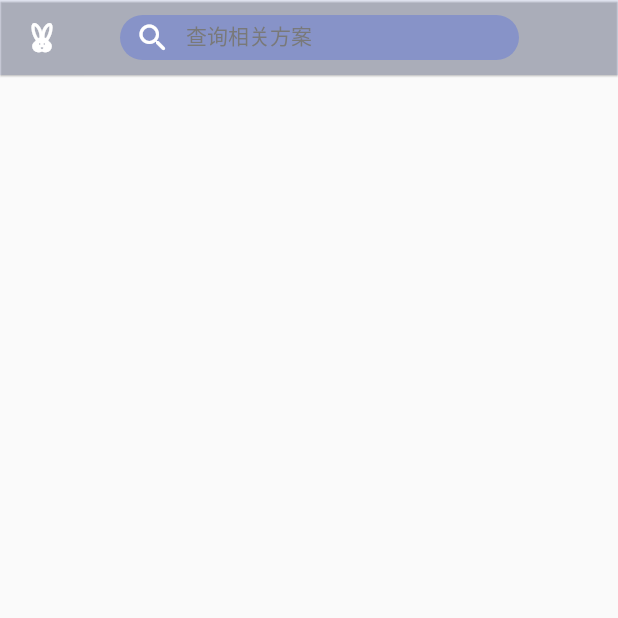
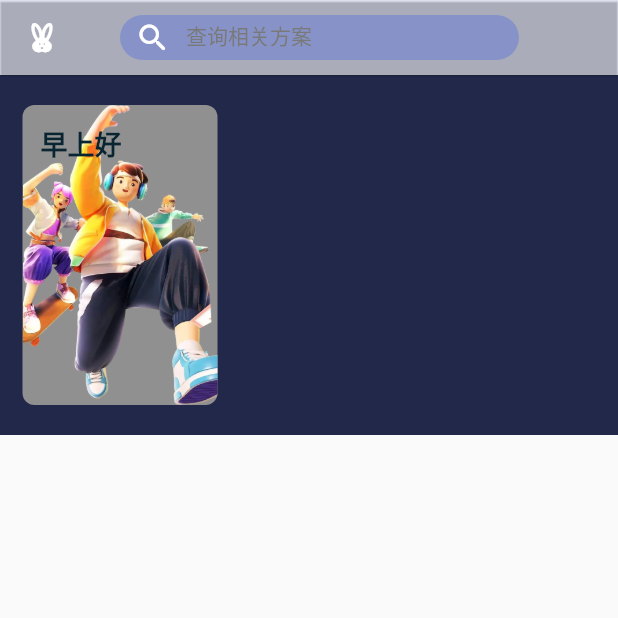
Before and after one commit to TNT-xioamo/flutte_music, a Flutter app: the screen it shows after launch, on a phone screen of 412 x 824 dp, the top half of it. Run offline on Flutter 3.47's test engine with Material 2 defaults, Android fonts, the phone set to English and light mode, and no system bars; our stand-ins replace dio.

Commit message:
home_banner

```diff
--- a/lib/common-widget/app-widget/app_search_bar.dart
+++ b/lib/common-widget/app-widget/app_search_bar.dart
@@ -33,6 +33,10 @@ class _userPageContent extends State<StarkSearchBar> {
     });
   }
 
+  void handleOnSubmitted(value) {
+    print(value);
+  }
+
   @override
   Widget build(BuildContext context) {
     return SizedBox(
@@ -66,8 +70,7 @@ class _userPageContent extends State<StarkSearchBar> {
                           decoration: InputDecoration(
                               hintText: widget.hintLabel,
                               hintStyle: TextStyle(
-                                  color: Color.fromARGB(
-                                      255, 121, 121, 121)),
+                                  color: Color.fromARGB(255, 121, 121, 121)),
                               border: InputBorder.none,
                               contentPadding:
                                   EdgeInsets.only(bottom: 13, left: 10),
@@ -76,6 +79,7 @@ class _userPageContent extends State<StarkSearchBar> {
                           maxLines: 1,
                           cursorColor: Color.fromARGB(255, 255, 255, 255),
                           cursorRadius: Radius.circular(5),
+                          onSubmitted: (value) => handleOnSubmitted(value),
                         )),
                     Offstage(
                       offstage: _offstage,
--- /dev/null
+++ b/lib/pages/home/home_banner.dart
@@ -0,0 +1,72 @@
+import 'package:flutter/material.dart';
+
+class StarkhHomeBanner extends StatefulWidget {
+  StarkhHomeBanner({Key? key}) : super(key: key);
+
+  _userPageContent createState() => _userPageContent();
+}
+
+class _userPageContent extends State<StarkhHomeBanner> {
+  void handleClock() {
+    print('打卡');
+  }
+
+  Widget build(BuildContext context) {
+    return Container(
+        width: MediaQuery.of(context).size.width,
+        padding: EdgeInsets.only(top: 20, left: 15, bottom: 20, right: 15),
+        child: Column(
+          mainAxisSize: MainAxisSize.min,
+          mainAxisAlignment: MainAxisAlignment.start,
+          crossAxisAlignment: CrossAxisAlignment.start,
+          children: [
+            Column(
+              children: [
+                Container(
+                  padding: EdgeInsets.all(12),
+                  constraints: BoxConstraints(
+                    maxHeight: 300,
+                    maxWidth: 160,
+                    minHeight: 200,
+                    minWidth: 130,
+                  ),
+                  decoration: BoxDecoration(
+                      color: Color.fromARGB(255, 145, 144, 144),
+                      borderRadius: BorderRadius.circular(8),
+                      image: DecorationImage(
+                          image: AssetImage('assets/image/clock.webp'),
+                          fit: BoxFit.cover)),
+                  child: IntrinsicHeight(
+                      child: InkWell(
+                    onTap: () => handleClock(),
+                    child: Row(
+                      mainAxisSize: MainAxisSize.min,
+                      mainAxisAlignment: MainAxisAlignment.start,
+                      crossAxisAlignment: CrossAxisAlignment.start,
+                      children: <Widget>[
+                        Text(
+                          '早上好',
+                          style: TextStyle(
+                              fontSize: 18,
+                              fontWeight: FontWeight.bold,
+                              color: Color.fromRGBO(8, 37, 49, 1.000)),
+                        ),
+                      ],
+                    ),
+                  )),
+                )
+              ],
+            ),
+            Column(
+              children: [
+                Row(),
+                Row(),
+              ],
+            ),
+            Column(
+              children: [Row(), Row()],
+            ),
+          ],
+        ));
+  }
+}
--- a/lib/pages/home/home_page.dart
+++ b/lib/pages/home/home_page.dart
@@ -1,7 +1,21 @@
 import 'package:flutter/material.dart';
+import 'package:flutter_application/pages/home/home_banner.dart';
 
-mixin Home on StatelessWidget {
-  final List _tabs = [
-    {'icon': Icons.access_alarm}
-  ];
+class StarkhomePage extends StatefulWidget {
+  StarkhomePage({Key? key}) : super(key: key);
+
+  _userPageContent createState() => _userPageContent();
 }
+
+class _userPageContent extends State<StarkhomePage> {
+  Widget build(BuildContext context) {
+    return SizedBox(
+      child: DecoratedBox(
+        decoration: BoxDecoration(
+          color: Color.fromRGBO(34, 40, 74, 1.000),
+        ),
+        child: StarkhHomeBanner(),
+      ),
+    );
+  }
+}
--- a/lib/pages/main/main_page.dart
+++ b/lib/pages/main/main_page.dart
@@ -3,6 +3,7 @@ import 'package:flutter/material.dart';
 import 'package:flutter/services.dart';
 import 'package:flutter_application/pages/home/home_drawer.dart';
 import 'package:flutter_application/common-widget/app-widget/app_search_bar.dart';
+import 'package:flutter_application/pages/home/home_page.dart';
 
 class IndexPage extends StatelessWidget {
   IndexPage({Key? key}) : super(key: key);
@@ -40,9 +41,10 @@ class IndexPage extends StatelessWidget {
                   ))),
       body: SizedBox.expand(
         child: Column(
-            mainAxisAlignment: MainAxisAlignment.center,
-            crossAxisAlignment: CrossAxisAlignment.center,
-            children: <Widget>[]),
+            mainAxisAlignment: MainAxisAlignment.start,
+            crossAxisAlignment: CrossAxisAlignment.start,
+            mainAxisSize: MainAxisSize.min,
+            children: <Widget>[StarkhomePage()]),
       ),
       drawer: StarkDrawer(),
     );
--- a/pubspec.yaml
+++ b/pubspec.yaml
@@ -65,6 +65,8 @@ flutter:
   # included with your application, so that you can use the icons in
   # the material Icons class.
   uses-material-design: true
+  assets:
+    - assets/image/
 
   # To add assets to your application, add an assets section, like this:
   # assets:
```
Also changed, not shown: assets/image/clock.webp (added).
